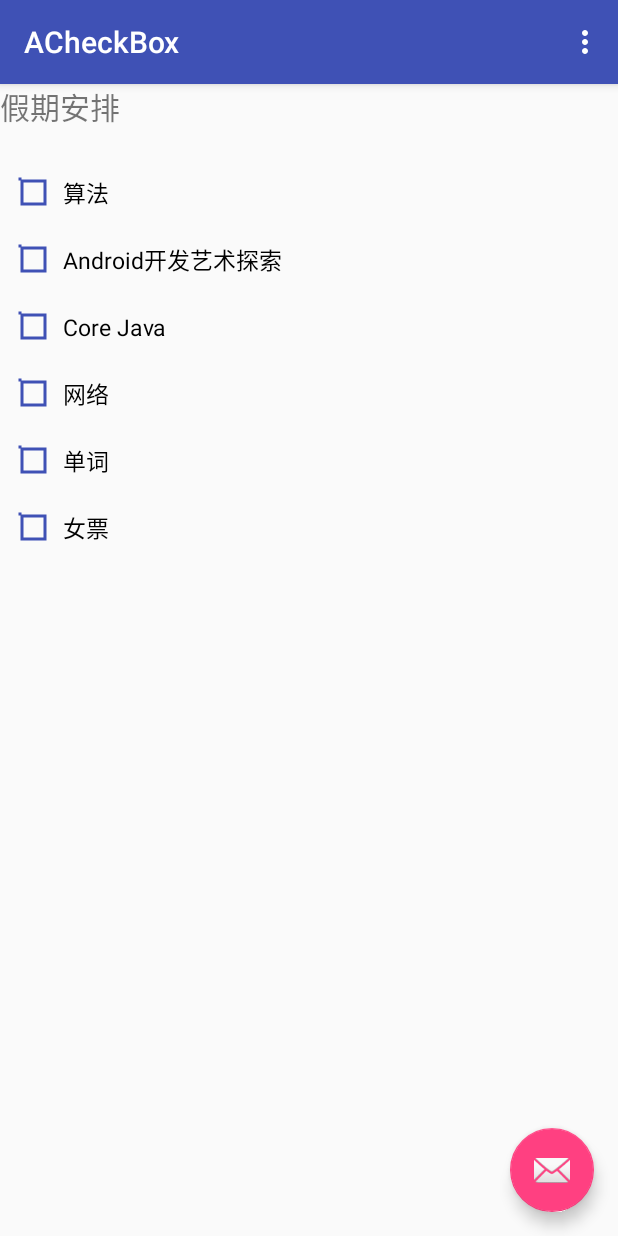
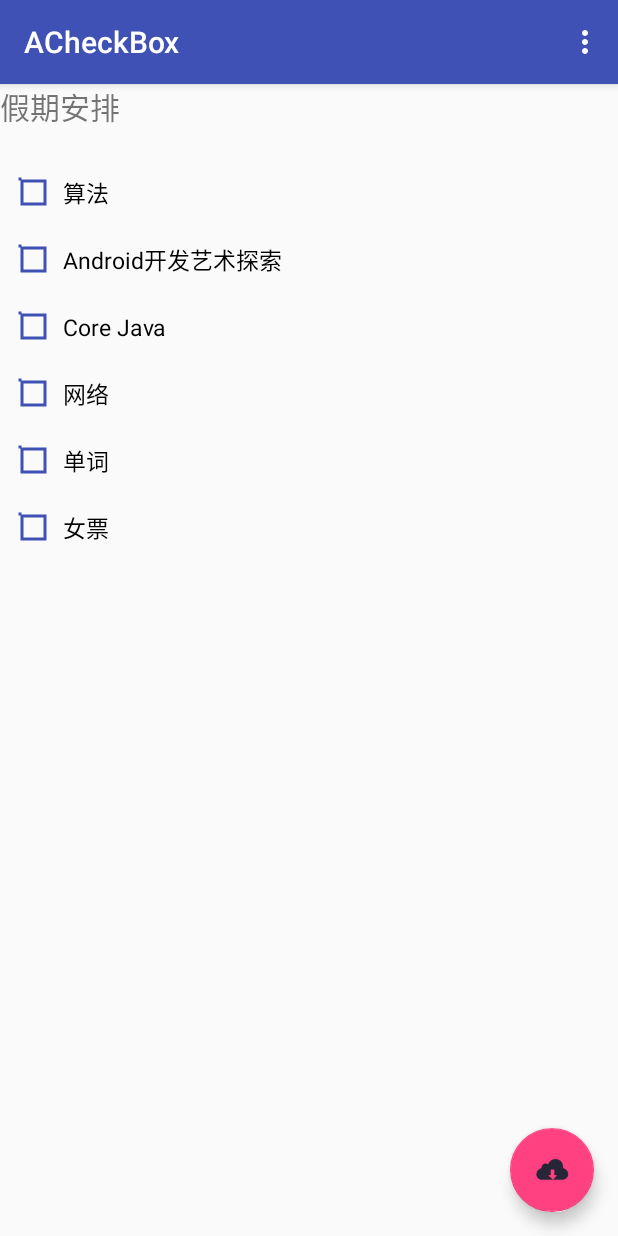
Before and after one commit to Lswks/ACheckBox, an Android app: the screen it shows after launch (MainActivity), on a phone screen of 412 x 824 dp. Run offline under Robolectric (Android 15) with nearby library versions, the phone set to English and light mode, and no system bars.

```diff
--- a/app/src/main/res/layout/activity_main.xml
+++ b/app/src/main/res/layout/activity_main.xml
@@ -29,6 +29,6 @@
         android:layout_height="wrap_content"
         android:layout_gravity="bottom|end"
         android:layout_margin="@dimen/fab_margin"
-        app:srcCompat="@android:drawable/ic_dialog_email" />
+        app:srcCompat="@drawable/down" />
 
 </android.support.design.widget.CoordinatorLayout>
```
Also changed, not shown: app/src/main/java/com/example/bigmercu/acheckbox/MainActivity.java (+0 -10 lines), 1 other file.
